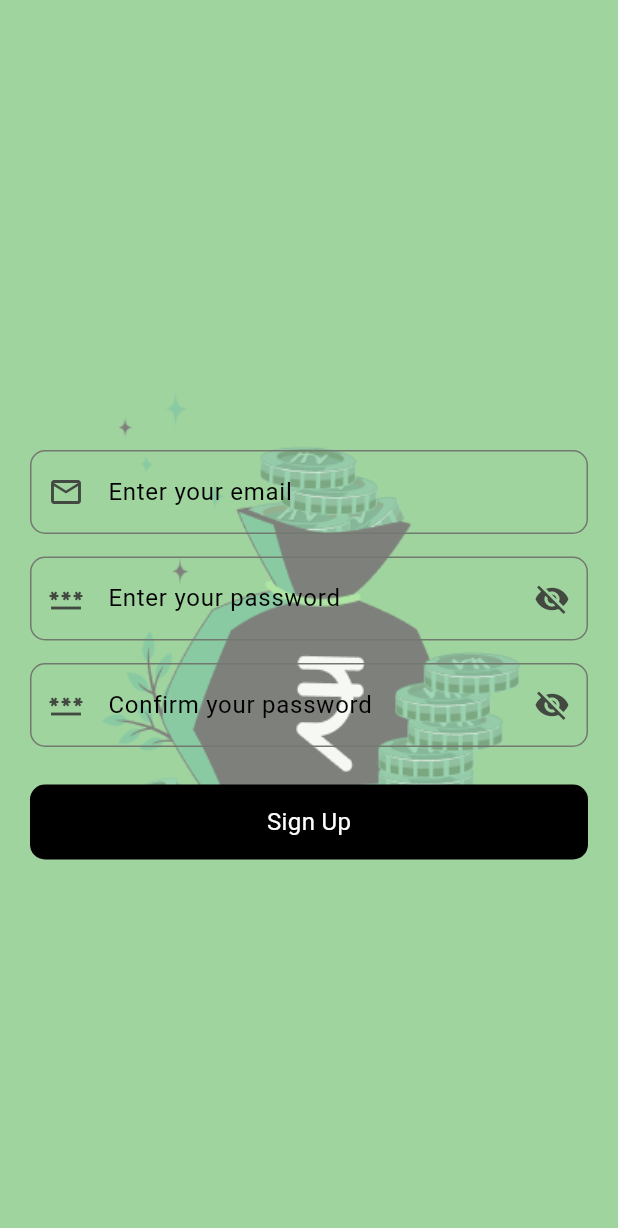
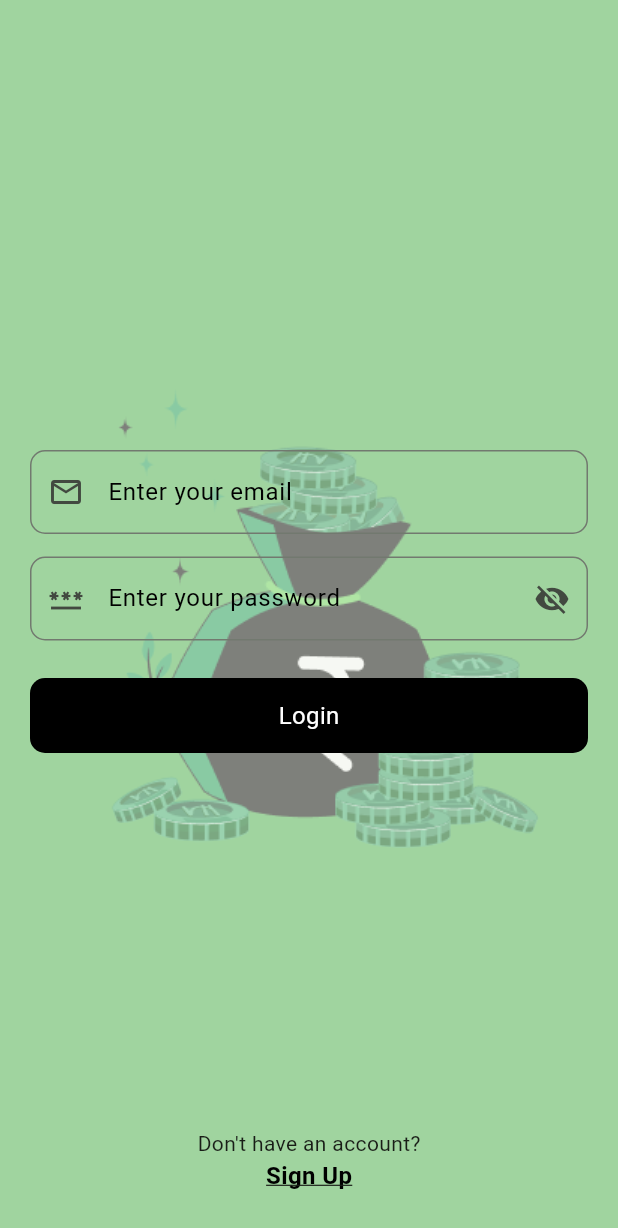
Before and after one commit to yesra29/expense_tracker, a Flutter app: the screen it shows after launch, on a phone screen of 412 x 824 dp. Shown: the top 1228 px of the screen. Run offline on Flutter 3.47's test engine with Material 3 defaults, Android fonts, the phone set to English and light mode, and no system bars; our stand-ins replace supabase_flutter; accounts and stored records are empty.

Commit message:
login page created

```diff
--- a/lib/auth/auth_gate.dart
+++ b/lib/auth/auth_gate.dart
@@ -1,6 +1,7 @@
 import 'package:flutter/material.dart';
 import 'package:supabase_flutter/supabase_flutter.dart';
 
+import '../login/view/login.dart';
 import '../sign_up/view/sign_up.dart';
 import '../splash/view/splash_screen.dart';
 
@@ -23,7 +24,7 @@ class AuthGate extends StatelessWidget {
         if(session != null) {
           return const SplashScreen();
         } else {
-          return const SignUp();
+          return const LoginPage();
         }
       },
     );
--- a/lib/login/view/login.dart
+++ b/lib/login/view/login.dart
@@ -1,5 +1,10 @@
 import 'package:expense_tracker/auth/auth_service.dart';
+import 'package:expense_tracker/sign_up/view/sign_up.dart';
 import 'package:flutter/material.dart';
+
+import '../../utils/assets_path.dart';
+import '../../utils/custom_button.dart';
+import '../../utils/custom_text_field.dart';
 
 class LoginPage extends StatefulWidget {
   const LoginPage({super.key});
@@ -30,6 +35,73 @@ class _LoginPageState extends State<LoginPage> {
 
   @override
   Widget build(BuildContext context) {
-    return const Placeholder();
+    return SafeArea(
+      child: Scaffold(
+        body: Stack(
+          children: [
+            Opacity(
+              opacity: 0.5,
+              child: Container(
+                decoration: BoxDecoration(color: Color(0xFF4CAF50)),
+                child: Center(
+                  child: Image(image: AssetImage(AssetsPath.loginBG)),
+                ),
+              ),
+            ),
+            Positioned(
+              top: 300,
+              left: 20,
+              right: 20,
+              child: Column(
+                children: [
+                  CustomTextField(
+                    hintText: "Enter your email",
+                    prefixIcon: Icons.mail_outline,
+                    controller: emailController,
+                    isPassword: false,
+                  ),
+                  SizedBox(height: 15),
+                  CustomTextField(
+                    hintText: "Enter your password",
+                    prefixIcon: Icons.password_outlined,
+                    controller: passwordController,
+                    isPassword: true,
+                  ),
+                  SizedBox(height: 25),
+                  CustomButton(text: "Login"),
+                  SizedBox(height: 250),
+                  _bottomText(),
+                ],
+              ),
+            ),
+          ],
+        ),
+      ),
+    );
+  }
+
+  Widget _bottomText() {
+    return Column(
+      children: [
+        const Text("Don't have an account?"),
+        GestureDetector(
+          onTap: () {
+            Navigator.push(
+              context,
+              MaterialPageRoute(builder: (context) => const SignUp()),
+            );
+          },
+          child: const Text(
+            "Sign Up",
+            style: TextStyle(
+              decoration: TextDecoration.underline,
+              color: Colors.black,
+              fontSize: 16,
+              fontWeight: FontWeight.bold
+            ),
+          ),
+        ),
+      ],
+    );
   }
 }
--- a/lib/main.dart
+++ b/lib/main.dart
@@ -1,6 +1,7 @@
-import 'package:expense_tracker/splash/view/splash_screen.dart';
 import 'package:flutter/material.dart';
 import 'package:supabase_flutter/supabase_flutter.dart';
+
+import 'login/view/login.dart';
 
 void main() async {
   await Supabase.initialize(
@@ -23,7 +24,7 @@ class MyApp extends StatelessWidget {
         colorScheme: ColorScheme.fromSeed(seedColor: Colors.green),
       ),
       debugShowCheckedModeBanner: false,
-      home: SplashScreen(),
+      home: LoginPage(),
     );
   }
 }
```
